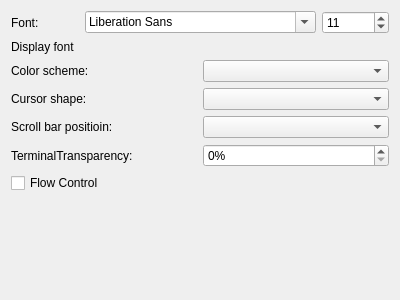
KangLin/RabbitRemoteControl, file Viewer/Plugins/FrmTerminalAppearanceSettings.ui: the form before one commit.
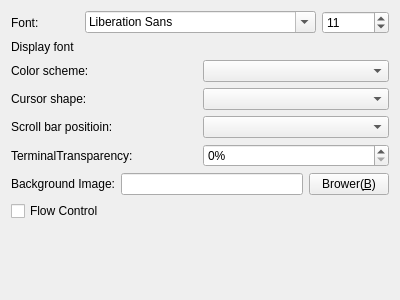
The form after the commit.

Commit message: Terminal: Add backgroup image

```diff
--- a/Viewer/Plugins/FrmTerminalAppearanceSettings.ui
+++ b/Viewer/Plugins/FrmTerminalAppearanceSettings.ui
@@ -109,13 +109,34 @@
     </layout>
    </item>
    <item row="6" column="0">
+    <layout class="QHBoxLayout" name="horizontalLayout_3">
+     <item>
+      <widget class="QLabel" name="label_3">
+       <property name="text">
+        <string>Background Image:</string>
+       </property>
+      </widget>
+     </item>
+     <item>
+      <widget class="QLineEdit" name="leImage"/>
+     </item>
+     <item>
+      <widget class="QPushButton" name="pbBrower">
+       <property name="text">
+        <string>Brower(&amp;B)</string>
+       </property>
+      </widget>
+     </item>
+    </layout>
+   </item>
+   <item row="7" column="0">
     <widget class="QCheckBox" name="cbFlowControl">
      <property name="text">
       <string>Flow Control</string>
      </property>
     </widget>
    </item>
-   <item row="7" column="0">
+   <item row="8" column="0">
     <spacer name="verticalSpacer">
      <property name="orientation">
       <enum>Qt::Vertical</enum>
```
The commit also changes 15 other files.
